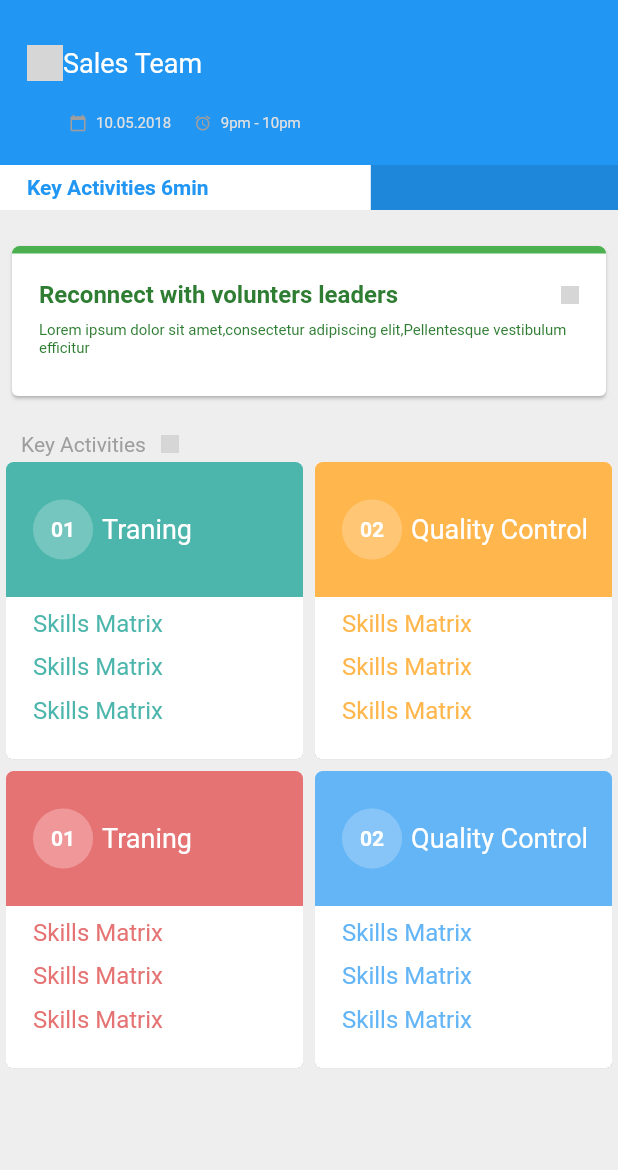
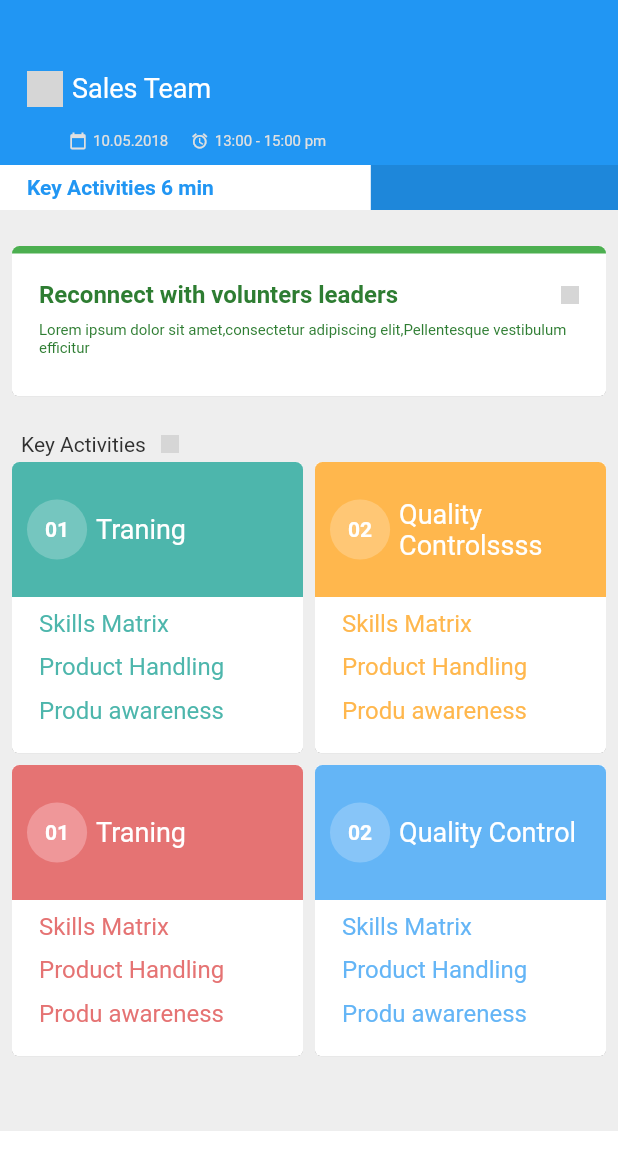
Before and after one commit to Janxaoshu/sales_team, a Flutter app: the screen it shows after launch, on a phone screen of 412 x 824 dp. Shown: the top 1170 px of the screen. Run offline on Flutter 3.47's test engine with Material 2 defaults, Android fonts, the phone set to English and light mode, and no system bars; grey boxes are pictures that could not be loaded.

Commit message:
update main

```diff
--- a/lib/main.dart
+++ b/lib/main.dart
@@ -38,7 +38,6 @@ class _MyHomePageState extends State<MyHomePage> {
   @override
   Widget build(BuildContext context) {
     return SingleChildScrollView(
-      physics: ScrollPhysics(),
       child: Material(
         color: Colors.grey[200],
         child: Column(
@@ -46,62 +45,72 @@ class _MyHomePageState extends State<MyHomePage> {
             Stack(
               children: <Widget>[
                 Container(
+                  alignment: Alignment.centerLeft,
                   height: 140,
                   width: double.infinity,
                   color: Color(0xff2196F3),
+                  padding: EdgeInsets.only(top: 30.0),
                   child: Column(
                     crossAxisAlignment: CrossAxisAlignment.start,
                     children: <Widget>[
                       Flexible(
+                        fit: FlexFit.tight,
                         child: Padding(
-                          padding: const EdgeInsets.only(top: 30.0, left: 18.0),
+                          padding:
+                              const EdgeInsets.only(left: 18.0, bottom: 10.0),
                           child: Column(
                             children: <Widget>[
-                              Row(
+                              Flexible(
+                                fit: FlexFit.tight,
+                                child: Row(
                                   children: <Widget>[
                                     ImageIcon(
                                       AssetImage('assets/menus.png'),
                                       color: Colors.white,
                                     ),
+                                    SizedBox(
+                                      width: 6.0,
+                                    ),
                                     Text(
                                       'Sales Team',
                                       style: TextStyle(
-                                        color: Colors.white, fontSize: 18.0),
+                                        color: Colors.white,
+                                        fontSize: 18.0,
+                                      ),
                                     ),
                                   ],
                                 ),
-                              SizedBox(
-                                height: 12.0,
                               ),
                               Padding(
-                                padding: const EdgeInsets.only(
-                                    left: 28.0, top: 10.0),
+                                padding: const EdgeInsets.only(left: 28.0),
                                 child: Row(
                                   children: <Widget>[
                                     Icon(Icons.calendar_today,
-                                        color: Colors.grey, size: 12.0),
+                                        color: Colors.grey[300], size: 12),
                                     SizedBox(
-                                      width: 6.0,
+                                      width: 4.0,
                                     ),
                                     Text(
                                       '10.05.2018',
                                       style: TextStyle(
                                         color: Colors.grey[300],
-                                          fontSize: 10.0),
+                                        fontSize: 10.0,
+                                      ),
                                     ),
                                     SizedBox(
                                       width: 15.0,
                                     ),
                                     Icon(Icons.alarm,
-                                        color: Colors.grey, size: 12.0),
+                                        color: Colors.grey[300], size: 12.0),
                                     SizedBox(
-                                      width: 6.0,
+                                      width: 4.0,
                                     ),
                                     Text(
-                                      '9pm - 10pm',
+                                      '13:00 - 15:00 pm',
                                       style: TextStyle(
                                         color: Colors.grey[300],
-                                          fontSize: 10.0),
+                                        fontSize: 10.0,
+                                      ),
                                     ),
                                   ],
                                 ),
@@ -112,21 +121,24 @@ class _MyHomePageState extends State<MyHomePage> {
                       ),
                       SizedBox(
                         height: 30,
+                        width: double.infinity,
                         child: Stack(
                           fit: StackFit.expand,
                           children: <Widget>[
-                            LinearProgressIndicator(
+                            Container(
+                              child: LinearProgressIndicator(
                                 backgroundColor:
                                     Colors.transparent.withOpacity(0.1),
-                              valueColor:
-                                  new AlwaysStoppedAnimation(Colors.white),
+                                valueColor: new AlwaysStoppedAnimation<Color>(
+                                    Colors.white),
                                 value: 0.6,
+                              ),
                             ),
                             Container(
                               alignment: Alignment.centerLeft,
                               padding: EdgeInsets.only(left: 18.0),
                               child: Text(
-                                'Key Activities 6min',
+                                'Key Activities 6 min',
                                 style: TextStyle(
                                     color: Colors.blue,
                                     fontWeight: FontWeight.bold),
@@ -137,7 +149,7 @@ class _MyHomePageState extends State<MyHomePage> {
                       ),
                     ],
                   ),
-                )
+                ),
               ],
             ),
             SizedBox(
@@ -146,10 +158,12 @@ class _MyHomePageState extends State<MyHomePage> {
             Padding(
               padding: const EdgeInsets.only(left: 4.0, right: 4.0),
               child: Card(
+                elevation: 0.1,
                 child: Container(
                   height: 100,
                   width: double.infinity,
                   child: Column(
+                    crossAxisAlignment: CrossAxisAlignment.start,
                     children: <Widget>[
                       Container(
                         height: 5,
@@ -172,13 +186,22 @@ class _MyHomePageState extends State<MyHomePage> {
                                 style: TextStyle(
                                   color: Colors.green[800],
                                   fontWeight: FontWeight.bold,
-                                    fontSize: 16.0),
+                                  fontSize: 16.0,
                                 ),
                               ),
+                            ),
+                            SizedBox(
+                              width: 20.0,
+                            ),
+                            // Icon(Icons.info,
+                            //     color: Colors.grey[400], size: 13.0),
                             ImageIcon(
-                              AssetImage("assets/infos.png"),
+                              AssetImage(
+                                'assets/infos.png',
+                              ),
                               size: 12.0,
-                            )
+                              color: Colors.grey,
+                            ),
                           ],
                         ),
                       ),
@@ -190,7 +213,7 @@ class _MyHomePageState extends State<MyHomePage> {
                           style: TextStyle(
                               color: Colors.green[800], fontSize: 10.0),
                         ),
-                      )
+                      ),
                     ],
                   ),
                 ),
@@ -199,32 +222,60 @@ class _MyHomePageState extends State<MyHomePage> {
             Padding(
               padding: const EdgeInsets.only(left: 14.0, top: 20.0),
               child: Row(
+                crossAxisAlignment: CrossAxisAlignment.center,
+                mainAxisAlignment: MainAxisAlignment.start,
                 children: <Widget>[
                   Text(
                     'Key Activities',
-                    style: TextStyle(color: Colors.grey[500], fontSize: 14.0),
+                    style: TextStyle(color: Colors.grey[850], fontSize: 14.0),
                   ),
                   SizedBox(
                     width: 10.0,
                   ),
-                  ImageIcon(AssetImage('assets/infos.png'), size: 12.0),
+                  ImageIcon(
+                    AssetImage(
+                      'assets/infos.png',
+                    ),
+                    size: 12.0,
+                    color: Colors.grey[700],
+                  ),
                 ],
               ),
             ),
             Container(
-              height: MediaQuery.of(context).size.height,
+              padding: EdgeInsets.only(left: 4.0, right: 4.0),
+              height: 450,
               child: GridView(
                 physics: ScrollPhysics(),
+                scrollDirection: Axis.vertical,
                 gridDelegate: SliverGridDelegateWithFixedCrossAxisCount(
                   crossAxisCount: 2,
                 ),
                 children: <Widget>[
-                  girVIew('01', 'Traning', Colors.teal[300], Colors.teal[100]),
-                  girVIew('02', 'Quality Control', Colors.orange[300],
-                      Colors.orange[100]),
-                  girVIew('01', 'Traning', Colors.red[300], Colors.red[100]),
-                  girVIew('02', 'Quality Control', Colors.blue[300],
-                      Colors.blue[100]),
+                  griView(
+                    '01',
+                    'Traning',
+                    Colors.teal[300],
+                    Colors.teal[100],
+                  ),
+                  griView(
+                    '02',
+                    'Quality Controlssss',
+                    Colors.orange[300],
+                    Colors.orange[100],
+                  ),
+                  griView(
+                    '01',
+                    'Traning',
+                    Colors.red[300],
+                    Colors.red[100],
+                  ),
+                  griView(
+                    '02',
+                    'Quality Control',
+                    Colors.blue[300],
+                    Colors.blue[100],
+                  ),
                 ],
               ),
             ),
@@ -234,7 +285,7 @@ class _MyHomePageState extends State<MyHomePage> {
     );
   }
 
-  Card girVIew(String num, String title, Color color1, Color color2) {
+  Widget griView(String num, String title, Color color, Color color2) {
     return Card(
       elevation: 0.1,
       child: Column(
@@ -242,14 +293,14 @@ class _MyHomePageState extends State<MyHomePage> {
           Container(
             height: 90,
             decoration: BoxDecoration(
-              color: color1,
+              color: color,
               borderRadius: BorderRadius.only(
                 topLeft: Radius.circular(5.0),
                 topRight: Radius.circular(5.0),
               ),
             ),
             child: Padding(
-              padding: const EdgeInsets.only(left: 18.0),
+              padding: const EdgeInsets.only(left: 10.0),
               child: Row(
                 children: <Widget>[
                   Container(
@@ -269,41 +320,49 @@ class _MyHomePageState extends State<MyHomePage> {
                   SizedBox(
                     width: 6.0,
                   ),
-                  Text(
+                  Container(
+                    width: MediaQuery.of(context).size.width / 3.1,
+                    child: Text(
                       title,
                       style: TextStyle(color: Colors.white, fontSize: 18.0),
-                  )
+                      softWrap: true,
+                      overflow: TextOverflow.ellipsis,
+                      maxLines: 2,
+                    ),
+                  ),
                 ],
               ),
             ),
           ),
-          Container(
-            padding: EdgeInsets.only(left: 18.0, top: 8.0, bottom: 10.0),
+          Padding(
+            padding: const EdgeInsets.only(left: 18.0, top: 8.0, bottom: 10.0),
+            child: Container(
               alignment: Alignment.centerLeft,
               child: Column(
                 crossAxisAlignment: CrossAxisAlignment.start,
                 children: <Widget>[
                   Text(
                     'Skills Matrix',
-                  style: TextStyle(color: color1, fontSize: 16.0),
+                    style: TextStyle(color: color, fontSize: 16.0),
                   ),
                   SizedBox(
                     height: 10.0,
                   ),
                   Text(
-                  'Skills Matrix',
-                  style: TextStyle(color: color1, fontSize: 16.0),
+                    'Product Handling',
+                    style: TextStyle(color: color, fontSize: 16.0),
                   ),
                   SizedBox(
                     height: 10.0,
                   ),
                   Text(
-                  'Skills Matrix',
-                  style: TextStyle(color: color1, fontSize: 16.0),
+                    'Produ awareness',
+                    style: TextStyle(color: color, fontSize: 16.0),
                   ),
                 ],
               ),
             ),
+          )
         ],
       ),
     );
```
Lines whose indentation alone changed are shown as unchanged.
